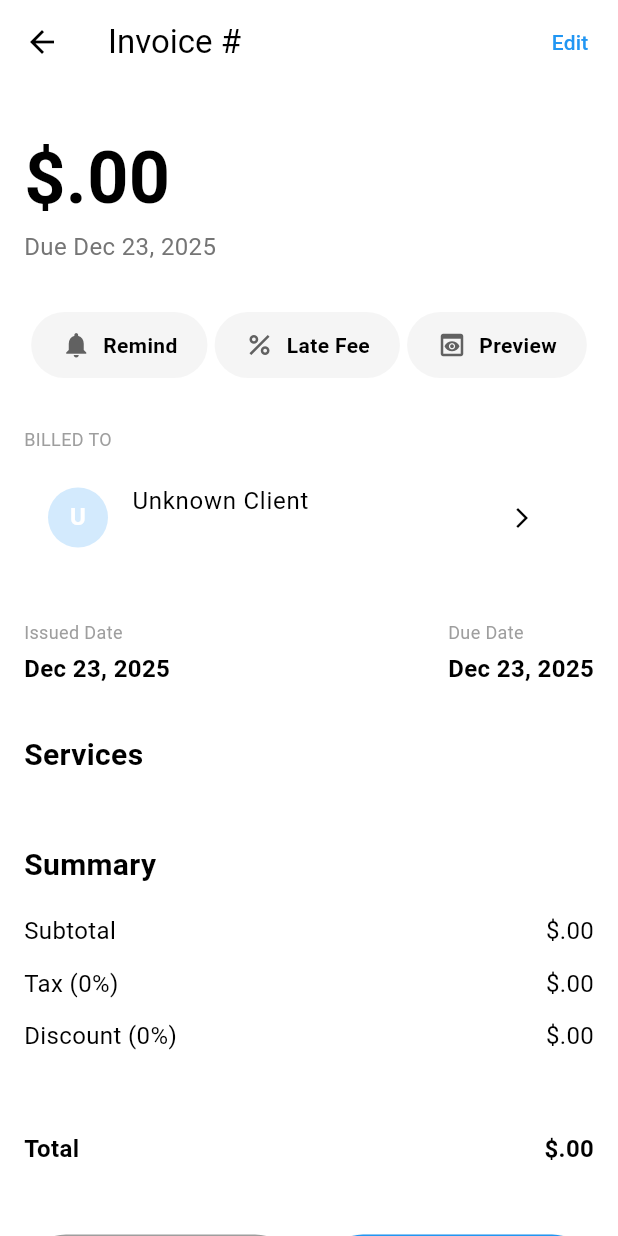
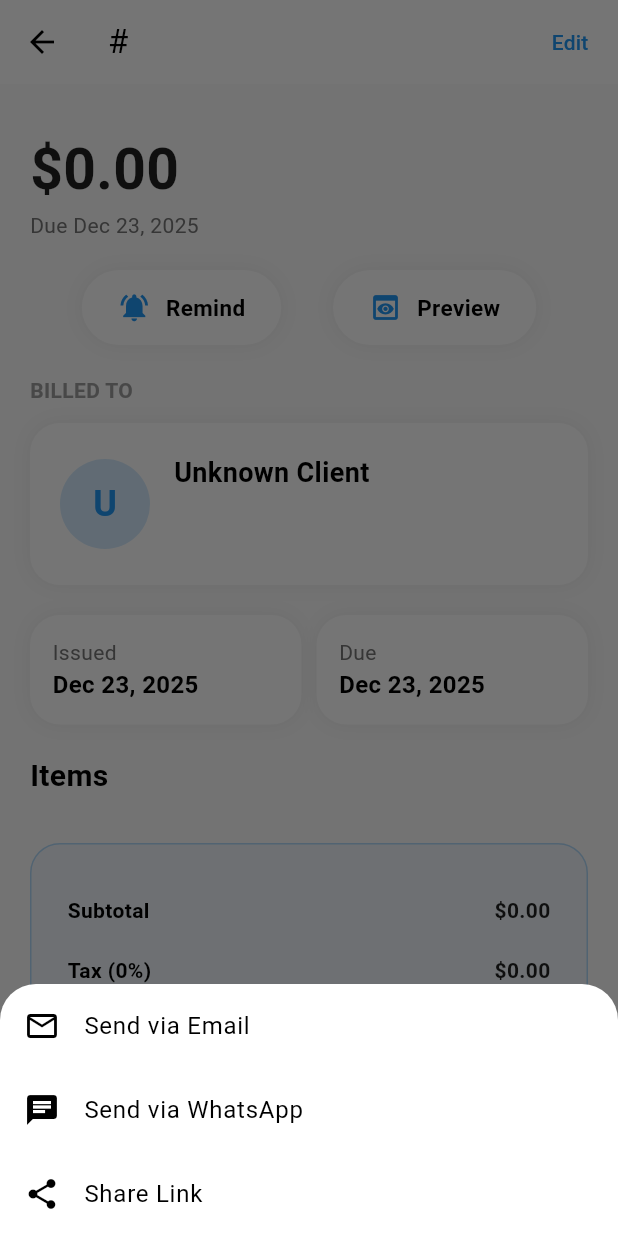
Before and after one commit to Destiny-Ed/invoice_pay, a Flutter app: the InvoiceDetailScreen screen opened directly with empty values, after a tap on "Remind", on a phone screen of 412 x 824 dp. Run offline on Flutter 3.47's test engine with Material 3 defaults, Android fonts, the phone set to English and light mode, and no system bars; our stand-ins replace cached_network_image, cloud_firestore, firebase_auth, firebase_core, firebase_storage, fl_chart and 4 more; missing offline and left inert: flutter_text_form_field, flutter_utilities, in_app_update; accounts and stored records are empty.

Commit message:
completed invoice details screen

```diff
--- a/lib/screens/invoice/invoice_details_screen.dart
+++ b/lib/screens/invoice/invoice_details_screen.dart
@@ -1,11 +1,14 @@
 import 'package:flutter/material.dart';
 import 'package:intl/intl.dart';
 import 'package:invoice_pay/models/invoice_item_model.dart';
-import 'package:invoice_pay/styles/colors.dart';
+import 'package:invoice_pay/screens/invoice/invoice_preview.dart';
+import 'package:invoice_pay/utils/resent_invoice.dart';
+import 'package:invoice_pay/widgets/custom_button.dart';
 import 'package:provider/provider.dart';
 import 'package:invoice_pay/models/invoice_model.dart';
 import 'package:invoice_pay/models/client_model.dart';
 import 'package:invoice_pay/providers/client_provider.dart';
+import 'package:invoice_pay/styles/colors.dart';
 
 class InvoiceDetailScreen extends StatelessWidget {
   final InvoiceModel invoice;
@@ -14,8 +17,8 @@ class InvoiceDetailScreen extends StatelessWidget {
 
   @override
   Widget build(BuildContext context) {
-    final clientProvider = Provider.of<ClientProvider>(context);
-    final ClientModel? client = clientProvider.clients.firstWhere(
+    final clientProvider = context.watch<ClientProvider>();
+    final ClientModel client = clientProvider.clients.firstWhere(
       (c) => c.id == invoice.clientId,
       orElse: () => ClientModel(
         id: '',
@@ -23,31 +26,38 @@ class InvoiceDetailScreen extends StatelessWidget {
         contactName: '',
         email: '',
         phone: '',
-        statusTag: "",
-        statusColor: Colors.blue,
-        actionIcon: Icons.cleaning_services,
+        website: '',
+        notes: '',
+        outstandingBalance: 0,
+        statusTag: '',
+        statusColor: Colors.grey,
+        actionIcon: Icons.person,
       ),
     );
 
     return Scaffold(
+      backgroundColor: Colors.grey[50],
       appBar: AppBar(
-        title: Text('Invoice #${invoice.number}'),
+        title: Text('#${invoice.number}'),
+        backgroundColor: Colors.white,
+        foregroundColor: Colors.black,
+        elevation: 0,
         actions: [
           TextButton(
             onPressed: () {
-              // Edit invoice logic
+              // Navigate to edit screen (future)
             },
             child: const Text('Edit', style: TextStyle(color: primaryColor)),
           ),
         ],
       ),
       body: SingleChildScrollView(
-        padding: const EdgeInsets.all(16),
+        padding: const EdgeInsets.all(20),
         child: Column(
           crossAxisAlignment: CrossAxisAlignment.start,
           children: [
-            // Overdue Badge
-            if (invoice.isOverdue)
+            // Status Badge
+            if (invoice.status == InvoiceStatus.overdue)
               Container(
                 padding: const EdgeInsets.symmetric(
                   horizontal: 16,
@@ -58,115 +68,176 @@ class InvoiceDetailScreen extends StatelessWidget {
                   borderRadius: BorderRadius.circular(30),
                 ),
                 child: const Text(
-                  'Overdue',
+                  'OVERDUE',
+                  style: TextStyle(
+                    color: Colors.white,
+                    fontWeight: FontWeight.bold,
+                  ),
+                ),
+              )
+            else if (invoice.status == InvoiceStatus.paid)
+              Container(
+                padding: const EdgeInsets.symmetric(
+                  horizontal: 16,
+                  vertical: 8,
+                ),
+                decoration: BoxDecoration(
+                  color: Colors.green,
+                  borderRadius: BorderRadius.circular(30),
+                ),
+                child: const Text(
+                  'PAID',
                   style: TextStyle(
                     color: Colors.white,
                     fontWeight: FontWeight.bold,
                   ),
                 ),
               ),
-            const SizedBox(height: 12),
 
-            // Balance Due
+            const SizedBox(height: 10),
+
+            // Amount Due
             Text(
-              '\$${NumberFormat('#,###.00').format(invoice.balanceDue)}',
-              style: const TextStyle(fontSize: 48, fontWeight: FontWeight.bold),
+              '\$${NumberFormat('#,##0.00').format(invoice.balanceDue)}',
+              style: TextStyle(
+                fontSize: 38,
+                fontWeight: FontWeight.bold,
+                color: invoice.isOverdue ? Colors.red : Colors.black87,
+              ),
             ),
             Text(
               'Due ${DateFormat('MMM dd, yyyy').format(invoice.due)}',
-              style: TextStyle(fontSize: 16, color: Colors.grey[600]),
+              style: TextStyle(fontSize: 14, color: Colors.grey[600]),
             ),
 
-            const SizedBox(height: 32),
+            const SizedBox(height: 20),
 
-            // Action Chips
+            // Quick Actions
             Row(
               mainAxisAlignment: MainAxisAlignment.spaceEvenly,
               children: [
                 _actionChip(
-                  icon: Icons.notifications,
+                  icon: Icons.notifications_active,
                   label: 'Remind',
-                  onTap: () {
-                    // Send reminder
-                  },
-                ),
-                _actionChip(
-                  icon: Icons.percent,
-                  label: 'Late Fee',
-                  onTap: () {
-                    // Add late fee
-                  },
+                  onTap: () => resendInvoice(context, client, invoice),
                 ),
                 _actionChip(
                   icon: Icons.preview,
                   label: 'Preview',
-                  onTap: () {
-                    // Show PDF preview
-                  },
+                  onTap: () => Navigator.push(
+                    context,
+                    MaterialPageRoute(
+                      builder: (_) => const InvoicePreviewScreen(),
+                    ),
+                  ),
                 ),
               ],
             ),
 
-            const SizedBox(height: 32),
+            const SizedBox(height: 20),
 
             // Billed To
             const Text(
               'BILLED TO',
-              style: TextStyle(fontSize: 12, color: Colors.grey),
+              style: TextStyle(
+                fontSize: 14,
+                color: Colors.grey,
+                fontWeight: FontWeight.w600,
               ),
-            const SizedBox(height: 8),
-            ListTile(
-              leading: CircleAvatar(
+            ),
+            const SizedBox(height: 12),
+            Container(
+              padding: const EdgeInsets.all(20),
+              decoration: BoxDecoration(
+                color: Colors.white,
+                borderRadius: BorderRadius.circular(20),
+                boxShadow: [
+                  BoxShadow(
+                    color: Colors.black.withOpacity(0.05),
+                    blurRadius: 10,
+                  ),
+                ],
+              ),
+              child: Row(
+                children: [
+                  CircleAvatar(
+                    radius: 30,
                     backgroundColor: primaryColor.withOpacity(0.2),
                     child: Text(
-                  client!.companyName.isNotEmpty
-                      ? client.companyName[0].toUpperCase()
+                      (client?.companyName ?? "").isNotEmpty
+                          ? client!.companyName[0].toUpperCase()
                           : '?',
+                      style: TextStyle(
+                        color: primaryColor,
+                        fontWeight: FontWeight.bold,
+                        fontSize: 24,
+                      ),
+                    ),
+                  ),
+                  const SizedBox(width: 16),
+                  Expanded(
+                    child: Column(
+                      crossAxisAlignment: CrossAxisAlignment.start,
+                      children: [
+                        Text(
+                          client?.companyName ?? "-",
                           style: const TextStyle(
-                    color: Colors.white,
+                            fontSize: 18,
                             fontWeight: FontWeight.bold,
                           ),
                         ),
+                        if ((client?.contactName ?? "").isNotEmpty)
+                          Text(client?.contactName ?? "-"),
+                        Text(client?.email ?? "-"),
+                        Text(client?.phone ?? "-"),
+                      ],
                     ),
-              title: Text(client.companyName),
-              subtitle: Text(client.email),
-              trailing: IconButton(
-                icon: const Icon(Icons.arrow_forward_ios, size: 16),
-                onPressed: () {
-                  // Navigate to client detail
-                },
+                  ),
+                ],
               ),
             ),
 
-            const SizedBox(height: 32),
+            const SizedBox(height: 20),
 
             // Dates
             Row(
+              spacing: 10,
               mainAxisAlignment: MainAxisAlignment.spaceBetween,
               children: [
-                _dateColumn('Issued Date', invoice.issued),
-                _dateColumn('Due Date', invoice.due, isDue: true),
+                _infoCard(
+                  'Issued',
+                  DateFormat('MMM dd, yyyy').format(invoice.issued),
+                ),
+                _infoCard(
+                  'Due',
+                  DateFormat('MMM dd, yyyy').format(invoice.due),
+                  highlight: invoice.isOverdue,
+                ),
               ],
             ),
 
-            const SizedBox(height: 32),
+            const SizedBox(height: 20),
 
-            // Services
+            // Line Items
             const Text(
-              'Services',
+              'Items',
               style: TextStyle(fontSize: 20, fontWeight: FontWeight.bold),
             ),
-            const SizedBox(height: 12),
-            ...invoice.items.map((item) => _serviceItem(item)).toList(),
+            const SizedBox(height: 10),
+            ...invoice.items.map((item) => _itemRow(item)),
 
-            const SizedBox(height: 32),
+            const SizedBox(height: 20),
 
             // Summary
-            const Text(
-              'Summary',
-              style: TextStyle(fontSize: 20, fontWeight: FontWeight.bold),
+            Container(
+              padding: const EdgeInsets.all(24),
+              decoration: BoxDecoration(
+                color: primaryColor.withOpacity(0.05),
+                borderRadius: BorderRadius.circular(20),
+                border: Border.all(color: primaryColor.withOpacity(0.3)),
               ),
-            const SizedBox(height: 12),
+              child: Column(
+                children: [
                   _summaryRow('Subtotal', invoice.subtotal),
                   _summaryRow(
                     'Tax (${invoice.taxPercent.toStringAsFixed(0)}%)',
@@ -176,63 +247,79 @@ class InvoiceDetailScreen extends StatelessWidget {
                     'Discount (${invoice.discountPercent.toStringAsFixed(0)}%)',
                     -invoice.discountAmount,
                   ),
-            const Divider(height: 40, thickness: 1),
-            _summaryRow('Total', invoice.total, isBold: true),
+                  const Divider(),
+                  _summaryRow('Total Due', invoice.total, isLarge: true),
+                  if (invoice.paidAmount > 0)
+                    _summaryRow(
+                      'Amount Paid',
+                      invoice.paidAmount,
+                      color: Colors.green,
+                    ),
+                  _summaryRow(
+                    'Balance Due',
+                    invoice.balanceDue,
+                    isLarge: true,
+                    color: invoice.balanceDue > 0 ? Colors.red : Colors.green,
+                  ),
+                ],
+              ),
+            ),
 
-            const SizedBox(height: 40),
+            const SizedBox(height: 20),
 
-            // Action Buttons
+            // Main Actions
             Row(
               children: [
                 Expanded(
-                  child: OutlinedButton(
-                    onPressed: () {
-                      // Export PDF
-                    },
-                    style: OutlinedButton.styleFrom(
-                      padding: const EdgeInsets.symmetric(vertical: 18),
-                      side: const BorderSide(color: Colors.grey),
-                      shape: RoundedRectangleBorder(
-                        borderRadius: BorderRadius.circular(30),
+                  child: CustomButton(
+                    bgColor: greyColor,
+                    icon: Icons.picture_as_pdf,
+                    onPressed: () {},
+                    text: "Export PDF",
                   ),
                 ),
-                    child: const Text('Export PDF'),
-                  ),
-                ),
+
                 const SizedBox(width: 16),
                 Expanded(
-                  child: ElevatedButton(
+                  child: CustomButton(
                     onPressed: () {
-                      // Resend invoice
+                      resendInvoice(context, client, invoice);
                     },
-                    style: ElevatedButton.styleFrom(
-                      backgroundColor: primaryColor,
-                      padding: const EdgeInsets.symmetric(vertical: 18),
-                      shape: RoundedRectangleBorder(
-                        borderRadius: BorderRadius.circular(30),
-                      ),
-                    ),
-                    child: const Text(
-                      'Resend Invoice',
-                      style: TextStyle(color: Colors.white),
-                    ),
+                    text: "Resend Invoice",
                   ),
                 ),
               ],
             ),
 
-            const SizedBox(height: 40),
+            const SizedBox(height: 20),
 
-            // Activity Log (Example)
+            // Activity Timeline
+            const Text(
+              'Activity',
+              style: TextStyle(fontSize: 18, fontWeight: FontWeight.bold),
+            ),
+            const SizedBox(height: 16),
             _activityItem(
-              'Partial Payment',
-              'Oct 26, 10:00 AM • +\$500.00',
-              primaryColor,
+              'Invoice Sent',
+              'Dec 20, 2025 • 3:30 PM',
+              Icons.send,
+              Colors.blue,
             ),
-            _activityItem('Invoice Viewed', 'Oct 25, 9:12 AM', Colors.blue),
-            _activityItem('Invoice Sent', 'Oct 24, 2:30 PM', Colors.grey),
+            if (invoice.paidAmount > 0)
+              _activityItem(
+                'Partial Payment Received',
+                'Dec 22, 2025 • +\$500.00',
+                Icons.payment,
+                Colors.green,
+              ),
+            _activityItem(
+              'Invoice Viewed',
+              'Dec 21, 2025 • 10:15 AM',
+              Icons.visibility,
+              Colors.grey,
+            ),
 
-            const SizedBox(height: 100),
+            const SizedBox(height: 50),
           ],
         ),
       ),
@@ -247,96 +334,125 @@ class InvoiceDetailScreen extends StatelessWidget {
     return GestureDetector(
       onTap: onTap,
       child: Container(
-        padding: const EdgeInsets.symmetric(horizontal: 20, vertical: 12),
+        padding: const EdgeInsets.symmetric(horizontal: 24, vertical: 14),
         decoration: BoxDecoration(
-          color: Colors.grey[100],
+          color: Colors.white,
           borderRadius: BorderRadius.circular(30),
+          boxShadow: [
+            BoxShadow(color: Colors.black.withOpacity(0.05), blurRadius: 10),
+          ],
         ),
         child: Row(
           mainAxisSize: MainAxisSize.min,
           children: [
-            Icon(icon, size: 20, color: Colors.grey[700]),
-            const SizedBox(width: 8),
-            Text(label, style: const TextStyle(fontWeight: FontWeight.w600)),
+            Icon(icon, color: primaryColor, size: 22),
+            const SizedBox(width: 10),
+            Text(
+              label,
+              style: const TextStyle(fontWeight: FontWeight.bold, fontSize: 15),
+            ),
           ],
         ),
       ),
     );
   }
 
-  Widget _dateColumn(String label, DateTime date, {bool isDue = false}) {
-    return Column(
-      crossAxisAlignment: CrossAxisAlignment.start,
-      children: [
-        Text(label, style: const TextStyle(fontSize: 12, color: Colors.grey)),
-        const SizedBox(height: 4),
-        Text(
-          DateFormat('MMM dd, yyyy').format(date),
-          style: TextStyle(
-            fontSize: 16,
-            fontWeight: FontWeight.w600,
-            color: isDue
-                ? (invoice.isOverdue ? Colors.red : Colors.black)
-                : Colors.black,
-          ),
-        ),
+  Widget _infoCard(String label, String value, {bool highlight = false}) {
+    return Expanded(
+      child: Container(
+        padding: const EdgeInsets.all(15),
+        decoration: BoxDecoration(
+          color: Colors.white,
+          borderRadius: BorderRadius.circular(20),
+          border: highlight ? Border.all(color: Colors.red, width: 2) : null,
+          boxShadow: [
+            BoxShadow(color: Colors.black.withOpacity(0.05), blurRadius: 10),
           ],
-    );
-  }
-
-  Widget _serviceItem(InvoiceItemModel item) {
-    return Container(
-      margin: const EdgeInsets.only(bottom: 16),
-      padding: const EdgeInsets.all(16),
-      decoration: BoxDecoration(
-        color: Colors.grey[50],
-        borderRadius: BorderRadius.circular(16),
         ),
         child: Column(
           crossAxisAlignment: CrossAxisAlignment.start,
           children: [
             Text(
+              label,
+              style: TextStyle(color: Colors.grey[600], fontSize: 14),
+            ),
+            Text(
+              value,
+              style: const TextStyle(fontSize: 16, fontWeight: FontWeight.bold),
+            ),
+          ],
+        ),
+      ),
+    );
+  }
+
+  Widget _itemRow(InvoiceItemModel item) {
+    return Container(
+      margin: const EdgeInsets.only(bottom: 10),
+      padding: const EdgeInsets.all(15),
+      decoration: BoxDecoration(
+        color: Colors.white,
+        borderRadius: BorderRadius.circular(20),
+        boxShadow: [
+          BoxShadow(color: Colors.black.withOpacity(0.05), blurRadius: 10),
+        ],
+      ),
+      child: Row(
+        children: [
+          Expanded(
+            flex: 4,
+            child: Column(
+              crossAxisAlignment: CrossAxisAlignment.start,
+              children: [
+                Text(
                   item.description,
-            style: const TextStyle(fontWeight: FontWeight.bold, fontSize: 16),
+                  style: const TextStyle(
+                    fontSize: 16,
+                    fontWeight: FontWeight.bold,
+                  ),
                 ),
                 const SizedBox(height: 8),
-          Row(
-            mainAxisAlignment: MainAxisAlignment.spaceBetween,
-            children: [
                 Text(
-                '${item.qty} hrs × \$${item.rate.toStringAsFixed(2)}',
+                  '${item.qty} × \$${item.rate.toStringAsFixed(2)}',
                   style: TextStyle(color: Colors.grey[600]),
+                ),
+              ],
+            ),
           ),
           Text(
             '\$${item.amount.toStringAsFixed(2)}',
-                style: const TextStyle(fontWeight: FontWeight.bold),
-              ),
-            ],
+            style: const TextStyle(fontSize: 16, fontWeight: FontWeight.bold),
           ),
         ],
       ),
     );
   }
 
-  Widget _summaryRow(String label, double value, {bool isBold = false}) {
-    final bool isNegative = value < 0;
+  Widget _summaryRow(
+    String label,
+    double value, {
+    Color? color,
+    bool isLarge = false,
+  }) {
+    final isNegative = value < 0;
     return Padding(
-      padding: const EdgeInsets.symmetric(vertical: 6),
+      padding: const EdgeInsets.symmetric(vertical: 10),
       child: Row(
         mainAxisAlignment: MainAxisAlignment.spaceBetween,
         children: [
           Text(
             label,
             style: TextStyle(
-              fontWeight: isBold ? FontWeight.bold : FontWeight.normal,
-              fontSize: 16,
+              fontSize: isLarge ? 16 : 14,
+              fontWeight: FontWeight.w600,
             ),
           ),
           Text(
-            '${isNegative ? '-' : ''}\$${NumberFormat('#,###.00').format(value.abs())}',
+            '${isNegative ? '-' : ''}\$${NumberFormat('#,##0.00').format(value.abs())}',
             style: TextStyle(
-              fontWeight: isBold ? FontWeight.bold : FontWeight.normal,
-              fontSize: 16,
+              fontSize: isLarge ? 20 : 14,
+              fontWeight: FontWeight.bold,
+              color: color ?? (isLarge ? primaryColor : Colors.black87),
             ),
           ),
         ],
@@ -344,11 +460,20 @@ class InvoiceDetailScreen extends StatelessWidget {
     );
   }
 
-  Widget _activityItem(String title, String subtitle, Color color) {
+  Widget _activityItem(
+    String title,
+    String subtitle,
+    IconData icon,
+    Color color,
+  ) {
     return ListTile(
-      leading: CircleAvatar(radius: 8, backgroundColor: color),
+      leading: CircleAvatar(
+        radius: 20,
+        backgroundColor: color.withOpacity(0.1),
+        child: Icon(icon, color: color, size: 16),
+      ),
       title: Text(title, style: const TextStyle(fontWeight: FontWeight.w600)),
-      subtitle: Text(subtitle, style: TextStyle(color: Colors.grey[600])),
+      subtitle: Text(subtitle),
     );
   }
 }
--- /dev/null
+++ b/lib/utils/resent_invoice.dart
@@ -0,0 +1,79 @@
+import 'package:flutter/material.dart';
+import 'package:intl/intl.dart';
+import 'package:invoice_pay/models/client_model.dart';
+import 'package:invoice_pay/models/invoice_model.dart';
+import 'package:invoice_pay/providers/company_provider.dart';
+import 'package:provider/provider.dart';
+import 'package:share_plus/share_plus.dart';
+import 'package:url_launcher/url_launcher.dart';
+
+Future<void> resendInvoice(
+  BuildContext context,
+  ClientModel client,
+  InvoiceModel invoice,
+) async {
+  final subject =
+      'Invoice #${invoice.number} from ${context.read<CompanyProvider>().company?.name ?? 'Your Business'}';
+  final body =
+      '''
+Hi ${client.contactName.isEmpty ? client.companyName : client.contactName},
+
+Please find your invoice attached.
+
+Invoice #: ${invoice.number}
+Amount Due: \$${invoice.total.toStringAsFixed(2)}
+Due Date: ${DateFormat('MMM dd, yyyy').format(invoice.due)}
+
+Thank you!
+    ''';
+
+  final emailUrl = Uri.encodeFull(
+    'mailto:${client.email}?subject=$subject&body=$body',
+  );
+  final whatsappUrl =
+      'https://wa.me/${client.phone.replaceAll(RegExp(r'[^0-9]'), '')}?text=$body';
+
+  showModalBottomSheet(
+    context: context,
+    shape: const RoundedRectangleBorder(
+      borderRadius: BorderRadius.vertical(top: Radius.circular(24)),
+    ),
+    builder: (_) => SafeArea(
+      child: Column(
+        mainAxisSize: MainAxisSize.min,
+        children: [
+          ListTile(
+            leading: const Icon(Icons.email_outlined),
+            title: const Text('Send via Email'),
+            onTap: () async {
+              if (await canLaunchUrl(Uri.parse(emailUrl))) {
+                await launchUrl(Uri.parse(emailUrl));
+              }
+              Navigator.pop(context);
+            },
+          ),
+          ListTile(
+            leading: const Icon(Icons.chat),
+            title: const Text('Send via WhatsApp'),
+            onTap: () async {
+              if (await canLaunchUrl(Uri.parse(whatsappUrl))) {
+                await launchUrl(Uri.parse(whatsappUrl));
+              }
+              Navigator.pop(context);
+            },
+          ),
+          ListTile(
+            leading: const Icon(Icons.share),
+            title: const Text('Share Link'),
+            onTap: () {
+              Share.share(
+                'Check your invoice: Invoice #${invoice.number} - Due: \$${invoice.total}',
+              );
+              Navigator.pop(context);
+            },
+          ),
+        ],
+      ),
+    ),
+  );
+}
--- a/lib/widgets/custom_button.dart
+++ b/lib/widgets/custom_button.dart
@@ -1,19 +1,23 @@
 import 'package:flutter/material.dart';
+import 'package:invoice_pay/config/extension.dart';
 import 'package:invoice_pay/styles/colors.dart';
 import 'package:invoice_pay/styles/theme.dart';
-
 
 class CustomButton extends StatelessWidget {
   final Function()? onPressed;
   final String text;
   final double? width;
   final Color? bgColor;
+  final Color? textColor;
+  final IconData? icon;
   const CustomButton({
     super.key,
     required this.onPressed,
     this.text = 'Continue',
     this.width,
     this.bgColor,
+    this.textColor = whiteColor,
+    this.icon,
   });
 
   @override
@@ -28,7 +32,14 @@ class CustomButton extends StatelessWidget {
           (states) => bgColor ?? primaryColor,
         ),
       ),
-      child: Text(text, style: AppTheme.titleStyle(color: whiteColor)),
+      child: Row(
+        mainAxisSize: MainAxisSize.min,
+        children: [
+          if (icon != null) Icon(icon, color: textColor),
+          if (icon != null) 5.width(),
+          Text(text, style: AppTheme.titleStyle(color: textColor)),
+        ],
+      ),
     );
   }
 }
```
Lines whose indentation alone changed are shown as unchanged.
